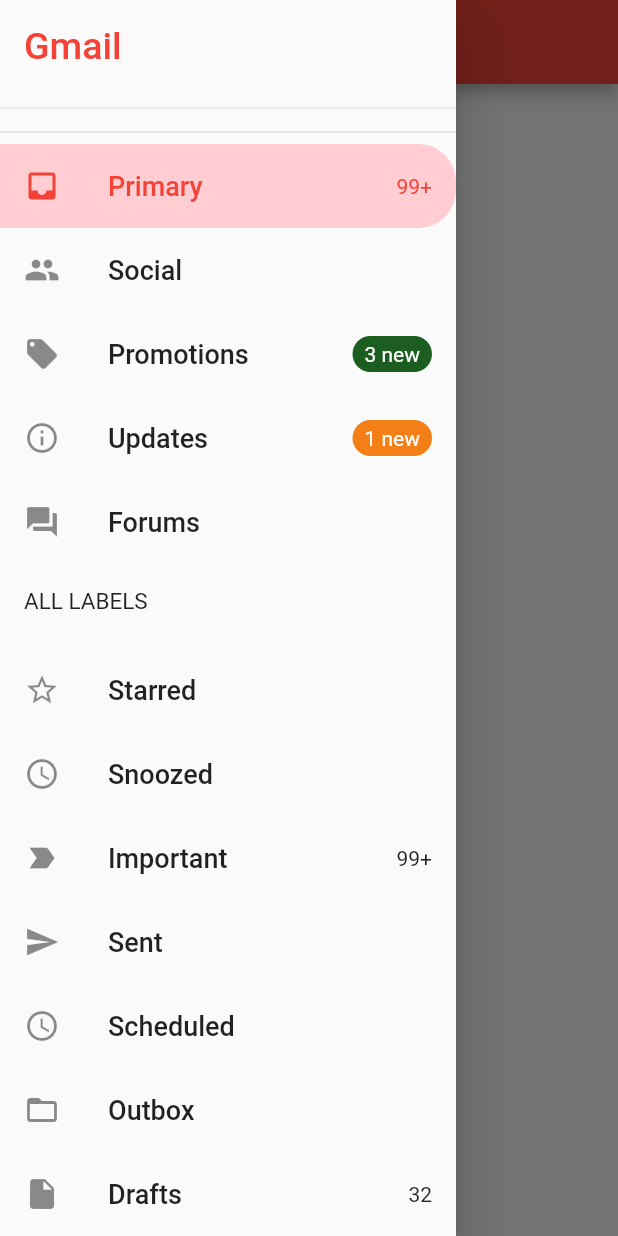
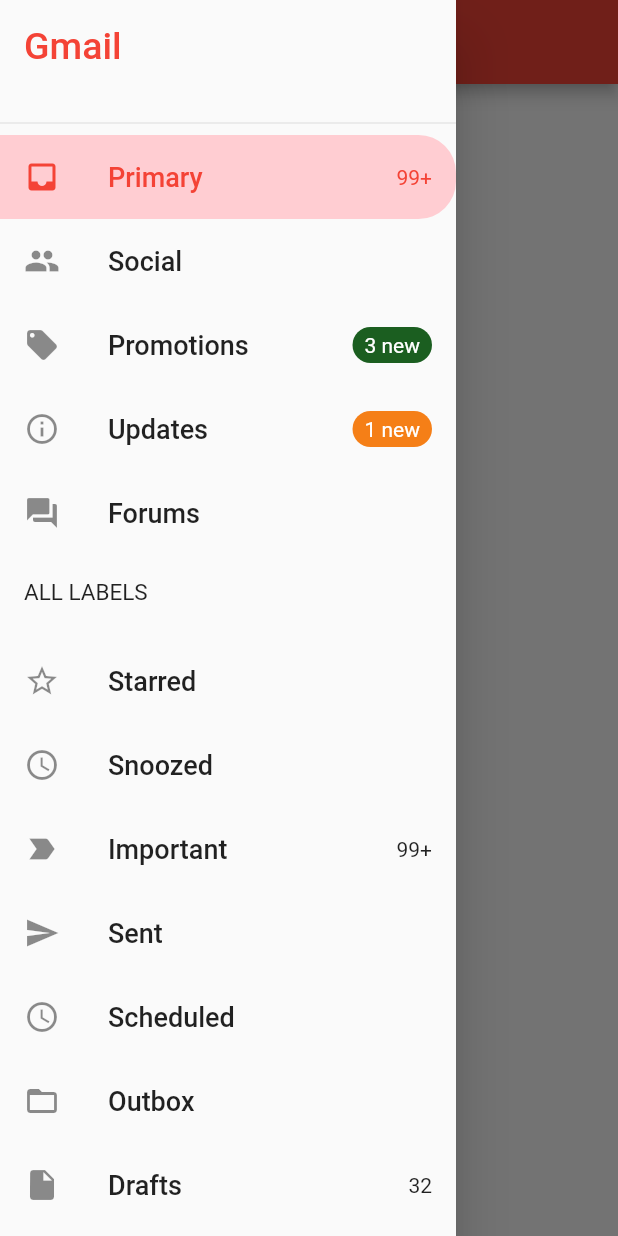
Before and after one commit to V0707/task-3, a Flutter app: the screen it shows after launch, with the side drawer open, on a phone screen of 412 x 824 dp. Run offline on Flutter 3.47's test engine with Material 2 defaults, Android fonts, the phone set to English and light mode, and no system bars.

Commit message:
final commit

```diff
--- a/lib/main.dart
+++ b/lib/main.dart
@@ -37,13 +37,13 @@ class _MyHomePageState extends State<MyHomePage> {
         child: ListView(
           padding: EdgeInsets.zero,
           children: <Widget>[
-            SizedBox(
-              height: 80,
+            Container(
+              height: 90,
               child: DrawerHeader(
                 child: Text('Gmail', style: TextStyle(color: Colors.red, fontSize:25),),
               ),
             ),
-            Divider(thickness: 1.0,),
+            //Divider(thickness: 1.0,),
             Container(
               decoration: BoxDecoration(
                 color: Colors.red.shade100,
```
